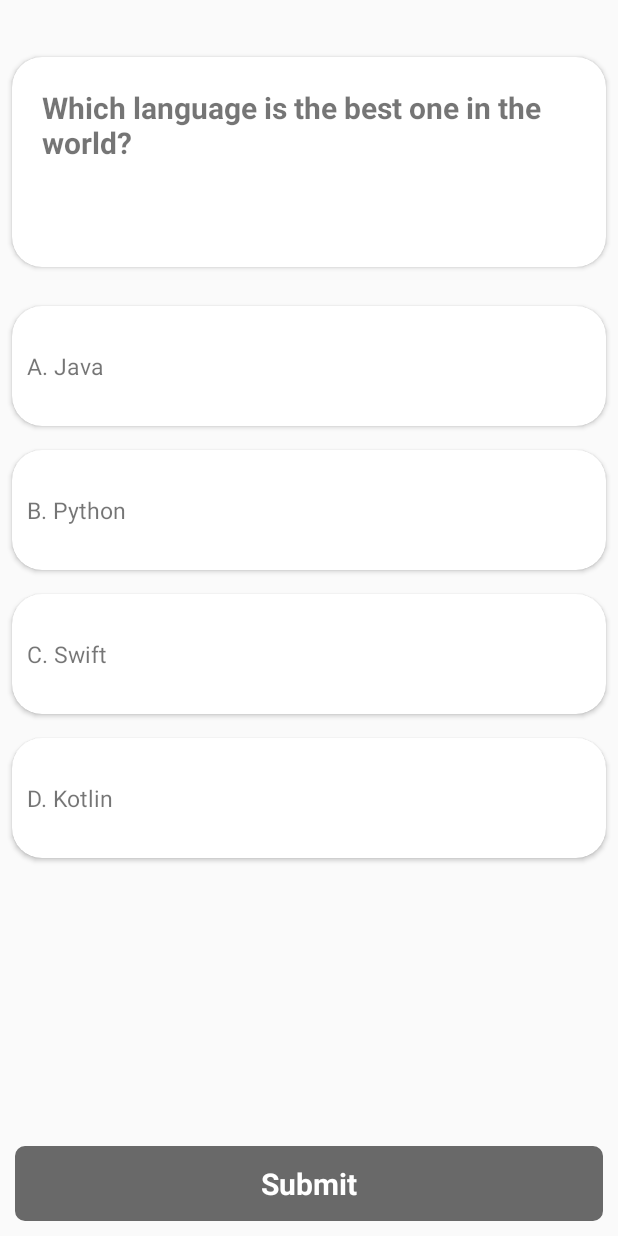
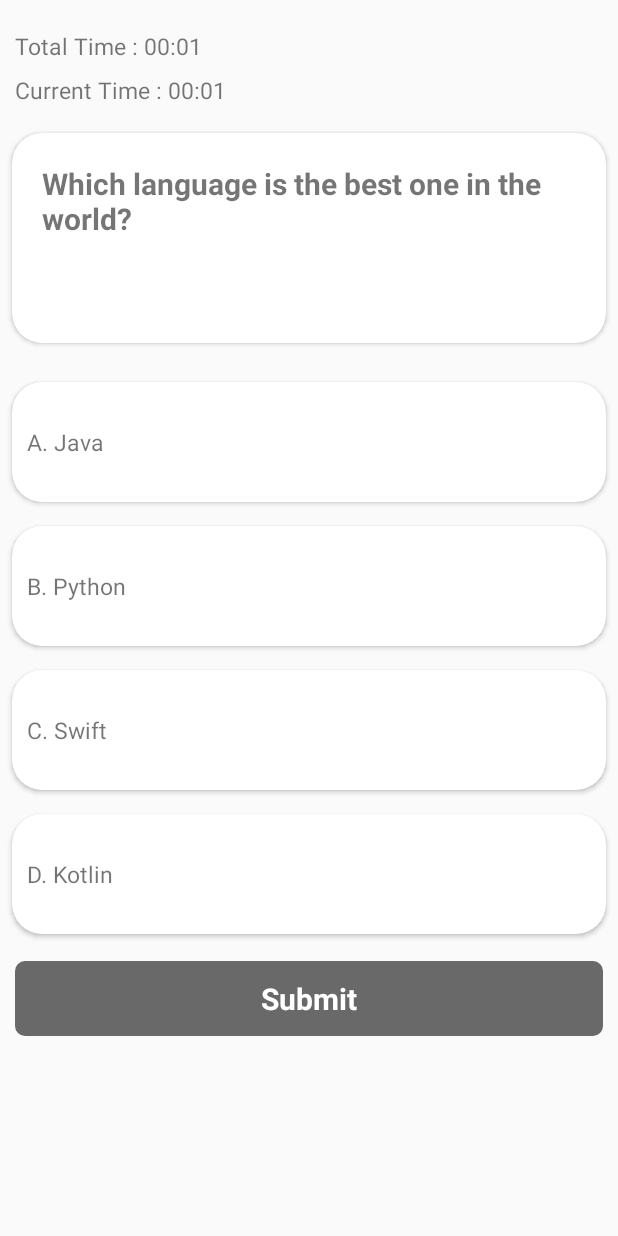
Before and after one commit to gir1yaphets/QuizApp, an Android app: the MultipleChoiceActivity screen opened directly, with no data from a screen before it, on a phone screen of 412 x 824 dp. Run offline under Robolectric (Android 15) with nearby library versions, the phone set to English and light mode, and no system bars.

Commit message:
Exercise 2 timer implementation

```diff
--- /dev/null
+++ b/app/src/main/java/com/example/quizapp/activity/BaseActivity.java
@@ -0,0 +1,61 @@
+package com.example.quizapp.activity;
+
+import android.os.Bundle;
+
+import com.example.quizapp.utils.TimerHandler;
+
+import androidx.annotation.Nullable;
+import androidx.appcompat.app.AppCompatActivity;
+
+public abstract class BaseActivity extends AppCompatActivity {
+    protected static final int TOTAL_TIMER = 0;
+    protected static final int CURRENT_TIMER = 1;
+
+    private TimerHandler totalHandler;
+    private TimerHandler currHandler;
+
+    @Override
+    protected void onCreate(@Nullable Bundle savedInstanceState) {
+        super.onCreate(savedInstanceState);
+
+        initTotalTimer();
+        initCurrTimer();
+    }
+
+    @Override
+    protected void onResume() {
+        super.onResume();
+
+        currHandler.startTimer(CURRENT_TIMER);
+    }
+
+    @Override
+    protected void onPause() {
+        super.onPause();
+
+        currHandler.stopTimer(CURRENT_TIMER);
+    }
+
+    @Override
+    protected void onDestroy() {
+        super.onDestroy();
+
+        currHandler.stopTimer(TOTAL_TIMER);
+        totalHandler.stopTimer(TOTAL_TIMER);
+    }
+
+    private void initTotalTimer() {
+        totalHandler = new TimerHandler();
+
+        totalHandler.setCallback(getCallback());
+        totalHandler.startTimer(TOTAL_TIMER);
+    }
+
+    private void initCurrTimer() {
+        currHandler = new TimerHandler();
+        currHandler.setCallback(getCallback());
+        currHandler.startTimer(CURRENT_TIMER);
+    }
+
+    protected abstract TimerHandler.OnTimerUpdateCallback getCallback();
+}
--- a/app/src/main/java/com/example/quizapp/activity/BlankFillActivity.java
+++ b/app/src/main/java/com/example/quizapp/activity/BlankFillActivity.java
@@ -7,14 +7,17 @@ import android.widget.EditText;
 import android.widget.TextView;
 
 import com.example.quizapp.R;
+import com.example.quizapp.utils.TimerHandler;
 
 import androidx.annotation.Nullable;
-import androidx.appcompat.app.AppCompatActivity;
 
-public class BlankFillActivity extends AppCompatActivity {
+public class BlankFillActivity extends BaseActivity {
     private TextView tvQuestion;
     private EditText etAnswer;
     private TextView tvSubmit;
+
+    private TextView tvTotalTime;
+    private TextView tvCurrTime;
 
     private String question;
     private String answer;
@@ -30,12 +33,29 @@ public class BlankFillActivity extends AppCompatActivity {
         initView();
     }
 
+    @Override
+    protected TimerHandler.OnTimerUpdateCallback getCallback() {
+        return new TimerHandler.OnTimerUpdateCallback() {
+            @Override
+            public void onTimeUpdate(int type, String time) {
+                if (type == TOTAL_TIMER) {
+                    tvTotalTime.setText(time);
+                } else {
+                    tvCurrTime.setText(time);
+                }
+            }
+        };
+    }
+
     private void initData() {
         question = getResources().getString(R.string.question_2);
         answer = getResources().getString(R.string.answer_2);
     }
 
     private void initView() {
+        tvTotalTime = findViewById(R.id.tvTotalTime);
+        tvCurrTime = findViewById(R.id.tvCurrTime);
+
         tvQuestion = findViewById(R.id.tvQuestion);
         etAnswer = findViewById(R.id.etAnswer);
 
--- a/app/src/main/java/com/example/quizapp/activity/MultipleChoiceActivity.java
+++ b/app/src/main/java/com/example/quizapp/activity/MultipleChoiceActivity.java
@@ -9,22 +9,26 @@ import com.example.quizapp.R;
 import com.example.quizapp.model.ChoiceModel;
 import com.example.quizapp.recyclerview.CommonRecyclerAdapter;
 import com.example.quizapp.recyclerview.MultipleChoiceAdapter;
+import com.example.quizapp.utils.TimerHandler;
 
 import java.util.ArrayList;
 import java.util.List;
 
 import androidx.annotation.Nullable;
-import androidx.appcompat.app.AppCompatActivity;
 import androidx.recyclerview.widget.LinearLayoutManager;
 import androidx.recyclerview.widget.RecyclerView;
 
-public class MultipleChoiceActivity extends AppCompatActivity {
+public class MultipleChoiceActivity extends BaseActivity {
     private RecyclerView recyclerView;
     private TextView questionView;
     private TextView submitView;
 
+    private TextView tvTotalTime;
+    private TextView tvCurrTime;
+
     private MultipleChoiceAdapter adapter;
     private List<ChoiceModel> selectionList;
+
 
     private int times = 0;
 
@@ -41,15 +45,24 @@ public class MultipleChoiceActivity extends AppCompatActivity {
     protected void onResume() {
         super.onResume();
         clearSelectedState();
+    }
 
+    @Override
+    protected void onPause() {
+        super.onPause();
     }
 
     private void initView() {
         questionView = findViewById(R.id.tvQuestion);
         questionView.setText("Which language is the best one in the world?");
 
+        tvTotalTime = findViewById(R.id.tvTotalTime);
+        tvCurrTime = findViewById(R.id.tvCurrTime);
+
         recyclerView = findViewById(R.id.rvChoiceList);
         recyclerView.setLayoutManager(new LinearLayoutManager(this));
+        recyclerView.setNestedScrollingEnabled(false);
+        recyclerView.setHasFixedSize(true);
 
         submitView = findViewById(R.id.tvSubmit);
 
@@ -112,6 +125,24 @@ public class MultipleChoiceActivity extends AppCompatActivity {
     }
 
     private void initData() {
+        createMockData();
+    }
+
+    @Override
+    protected TimerHandler.OnTimerUpdateCallback getCallback() {
+        return new TimerHandler.OnTimerUpdateCallback() {
+            @Override
+            public void onTimeUpdate(int type, String time) {
+                if (type == TOTAL_TIMER) {
+                    tvTotalTime.setText(time);
+                } else {
+                    tvCurrTime.setText(time);
+                }
+            }
+        };
+    }
+
+    private void createMockData() {
         selectionList = new ArrayList<>();
 
         ChoiceModel choiceModel1 = new ChoiceModel();
--- /dev/null
+++ b/app/src/main/java/com/example/quizapp/utils/TimerHandler.java
@@ -0,0 +1,56 @@
+package com.example.quizapp.utils;
+
+import android.os.Handler;
+import android.os.Message;
+
+import java.util.Locale;
+
+import androidx.annotation.NonNull;
+
+public class TimerHandler extends Handler {
+    private int seconds = 0;
+    private OnTimerUpdateCallback callback;
+
+    private boolean running;
+
+    public interface OnTimerUpdateCallback {
+        void onTimeUpdate(int type, String time);
+    }
+
+    @Override
+    public void handleMessage(@NonNull Message msg) {
+        int minutes = seconds / 60;
+        int secs = seconds % 60;
+        String time = String.format(Locale.getDefault(), "%02d:%02d", minutes, secs);
+
+        if (running) {
+            if (callback != null) {
+                callback.onTimeUpdate(msg.what, time);
+            }
+
+            seconds++;
+            sendEmptyMessageDelayed(msg.what, 1000);
+        }
+    }
+
+    public void startTimer(int type) {
+        if (!running) {
+            running = true;
+            sendEmptyMessage(type);
+        }
+    }
+
+    public void stopTimer(int type) {
+        if (running) {
+            running = false;
+
+            while (hasMessages(type)) {
+                removeMessages(type);
+            }
+        }
+    }
+
+    public void setCallback(OnTimerUpdateCallback callback) {
+        this.callback = callback;
+    }
+}
--- a/app/src/main/res/layout/activity_blank_fill.xml
+++ b/app/src/main/res/layout/activity_blank_fill.xml
@@ -5,8 +5,16 @@
               android:layout_width="match_parent"
               android:layout_height="match_parent">
 
+    <include
+        android:id="@+id/llTimerLayout"
+        layout="@layout/layout_timer"
+        android:layout_width="match_parent"
+        android:layout_height="wrap_content">
+    </include>
+
     <androidx.cardview.widget.CardView
         android:id="@+id/cvQuizCard"
+        android:layout_below="@id/llTimerLayout"
         android:layout_width="match_parent"
         android:layout_height="wrap_content"
         android:layout_margin="8dp"
--- a/app/src/main/res/layout/activity_multiple_choice.xml
+++ b/app/src/main/res/layout/activity_multiple_choice.xml
@@ -4,12 +4,28 @@
                 xmlns:test="http://schemas.android.com/tools"
                 android:layout_width="match_parent"
                 android:layout_height="match_parent"
-                android:paddingTop="30dp">
+                android:paddingTop="10dp">
+
+    <androidx.core.widget.NestedScrollView
+        android:layout_width="match_parent"
+        android:layout_height="wrap_content">
+
+        <RelativeLayout
+            android:layout_width="match_parent"
+            android:layout_height="wrap_content">
+
+            <include
+                android:id="@+id/llTimerLayout"
+                layout="@layout/layout_timer"
+                android:layout_width="match_parent"
+                android:layout_height="wrap_content">
+            </include>
 
             <androidx.cardview.widget.CardView
                 android:id="@+id/cvQuizCard"
                 android:layout_width="match_parent"
                 android:layout_height="wrap_content"
+                android:layout_below="@id/llTimerLayout"
                 android:layout_margin="8dp"
                 android:background="@color/cardview_shadow_end_color"
                 app:cardCornerRadius="20dp"
@@ -32,15 +48,15 @@
                 android:id="@+id/rvChoiceList"
                 android:layout_width="match_parent"
                 android:layout_height="wrap_content"
-        android:layout_marginTop="10dp"
-        android:layout_below="@id/cvQuizCard">
+                android:layout_below="@id/cvQuizCard"
+                android:layout_marginTop="10dp">
             </androidx.recyclerview.widget.RecyclerView>
 
             <TextView
                 android:id="@+id/tvSubmit"
                 android:layout_width="match_parent"
                 android:layout_height="wrap_content"
-        android:layout_alignParentBottom="true"
+                android:layout_below="@id/rvChoiceList"
                 android:layout_margin="10dp"
                 android:background="@drawable/round_corner_rect"
                 android:gravity="center"
@@ -50,3 +66,5 @@
                 android:textSize="20sp"
                 android:textStyle="bold"/>
         </RelativeLayout>
+    </androidx.core.widget.NestedScrollView>
+</RelativeLayout>
--- /dev/null
+++ b/app/src/main/res/layout/layout_timer.xml
@@ -0,0 +1,58 @@
+<?xml version="1.0" encoding="utf-8"?>
+<LinearLayout xmlns:android="http://schemas.android.com/apk/res/android"
+              android:layout_width="match_parent"
+              android:layout_height="match_parent"
+              xmlns:tools="http://schemas.android.com/tools"
+              android:padding="10dp"
+              android:orientation="vertical">
+
+    <LinearLayout
+        android:id="@+id/llTotalTimerLayout"
+        android:layout_width="match_parent"
+        android:layout_height="wrap_content"
+        android:orientation="horizontal">
+
+        <TextView
+            android:id="@+id/tvTotalTimeText"
+            android:layout_width="wrap_content"
+            android:layout_height="wrap_content"
+            android:textSize="15sp"
+            android:minHeight="20dp"
+            android:text="Total Time : "/>
+
+        <TextView
+            android:id="@+id/tvTotalTime"
+            android:layout_width="wrap_content"
+            android:layout_height="wrap_content"
+            android:textSize="15sp"
+            android:minHeight="20dp"
+            tools:text="00 : 15"/>
+
+    </LinearLayout>
+
+    <LinearLayout
+        android:id="@+id/llCurrTimerLayout"
+        android:layout_width="match_parent"
+        android:layout_height="wrap_content"
+        android:layout_marginTop="8dp"
+        android:orientation="horizontal">
+
+        <TextView
+            android:id="@+id/tvCurrTimeText"
+            android:layout_width="wrap_content"
+            android:layout_height="wrap_content"
+            android:textSize="15sp"
+            android:minHeight="20dp"
+            android:text="Current Time : "/>
+
+        <TextView
+            android:id="@+id/tvCurrTime"
+            android:layout_width="wrap_content"
+            android:layout_height="wrap_content"
+            android:minHeight="20dp"
+            android:textSize="15sp"
+            tools:text="00 : 15"/>
+
+    </LinearLayout>
+
+</LinearLayout>
```
Lines whose indentation alone changed are shown as unchanged.
